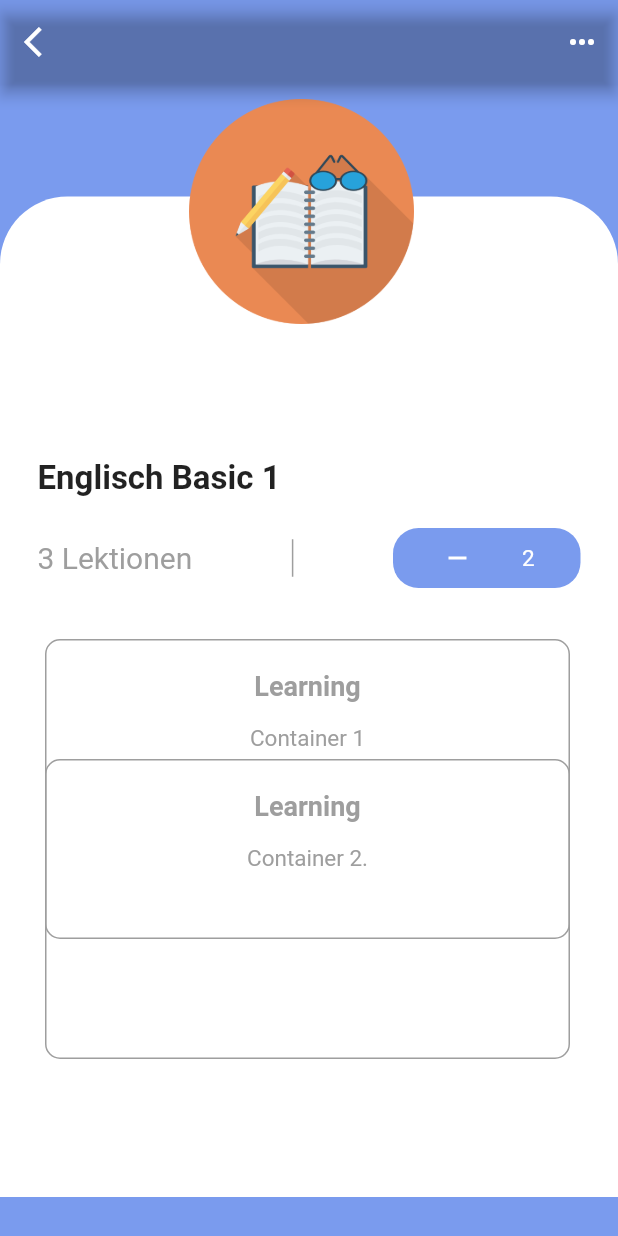
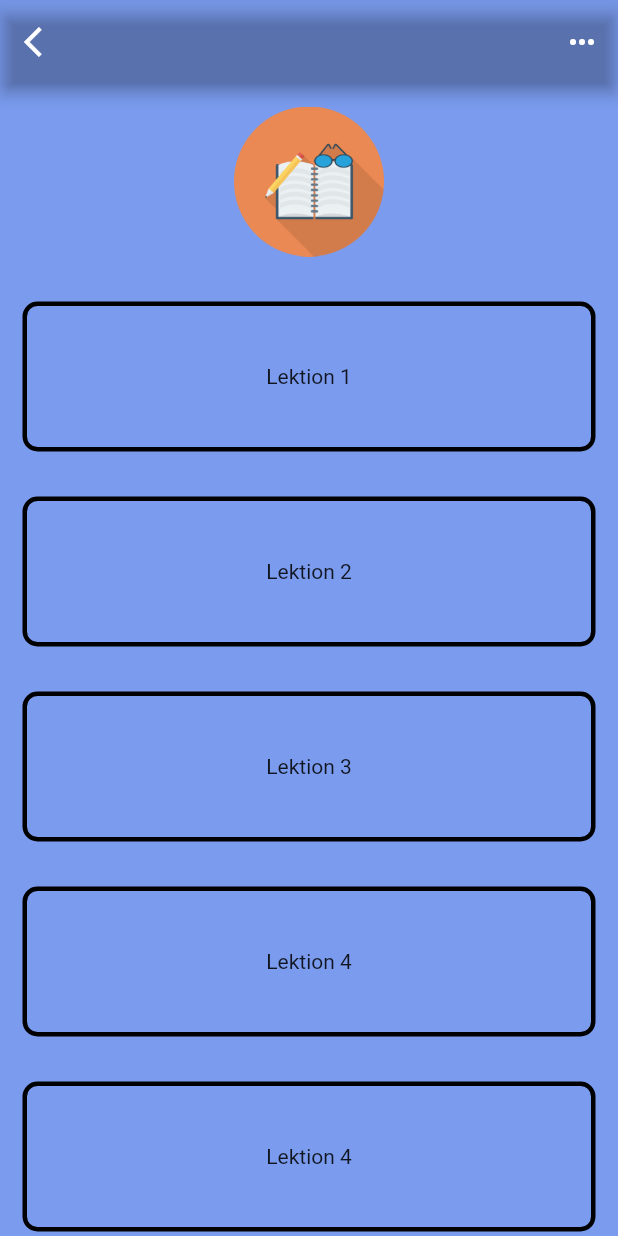
Before and after one commit to Vici912/fachbereichs_app, a Flutter app: the screen it shows after launch, after a tap on "Englisch Basic 1", on a phone screen of 412 x 824 dp. Run offline on Flutter 3.47's test engine with Material 2 defaults, Android fonts, the phone set to English and light mode, and no system bars; Roboto replaces fonts that are missing (Montserrat).

Commit message:
Unterseiten angelegt

```diff
--- a/lib/screens/detailsBasic1Screen.dart
+++ b/lib/screens/detailsBasic1Screen.dart
@@ -35,6 +35,10 @@ class _DetailsBasic1ScreenState extends State<DetailsBasic1Screen> {
           )
         ],
       ),
+
+
+
+     /*
       body: ListView(
         children: [
           Stack(
@@ -183,47 +187,6 @@ class _DetailsBasic1ScreenState extends State<DetailsBasic1Screen> {
 
 
 
-              Positioned(
-                top: 450.0,
-                left: 30.0,
-                child: Container(
-                  height: 200.0,
-                  width: 350.0,
-                  padding: EdgeInsets.all(15.0),
-                  decoration: BoxDecoration(
-                    border: Border.all(
-                        color: Colors.grey,
-                        style: BorderStyle.solid,
-                        width: 1.0),
-                    borderRadius: BorderRadius.circular(10.0),
-                  ),
-
-                  child: Column(
-                    children: <Widget>[
-                      SizedBox(width: 30.0, height: 5.0,),
-                      Text('Learning',
-                          style: TextStyle(
-                              fontFamily: 'Montserrat',
-                              color: Colors.grey,
-                              fontWeight: FontWeight.bold,
-                              fontSize: 18.0)),
-
-                      SizedBox(width: 30.0, height: 15.0,),
-                      Text('Container 2.',
-
-                          style: TextStyle(
-                              fontFamily: 'Montserrat',
-                              color:Colors.grey,
-
-                              fontSize: 15.0))
-                    ],
-
-                  ),
-                ),
-              ),
-
-
-
             ],
 
           ),
@@ -231,16 +194,111 @@ class _DetailsBasic1ScreenState extends State<DetailsBasic1Screen> {
         ],
 
       ),
-    );
+          */
+
+          body: ListView(
+            padding: const EdgeInsets.all(15),
+            children: <Widget>[
+
+          Hero(
+          tag: widget.heroTag,
+            child: Container(
+              decoration: BoxDecoration(
+                  image: DecorationImage(
+                    image: AssetImage(widget.heroTag),
+                  )
+              ),
+              height: 100.0,
+              width: 100.0,
+            ),
+          ),
 
 
+          SizedBox(height: 30.0),
+
+        Container(
+          height: 100.0,
+          width: 300.0,
+          padding: EdgeInsets.all(15.0),
+          decoration: BoxDecoration(
+            border: Border.all(
+                color: Colors.black,
+                style: BorderStyle.solid,
+                width: 3.0),
+            borderRadius: BorderRadius.circular(10.0),
+          ),
+          child: const Center(child: Text('Lektion 1')),
+        ),
+
+          SizedBox(height: 30.0),
+
+          Container(
+            height: 100.0,
+            width: 300.0,
+            padding: EdgeInsets.all(15.0),
+            decoration: BoxDecoration(
+              border: Border.all(
+                  color: Colors.black,
+                  style: BorderStyle.solid,
+                  width: 3.0),
+              borderRadius: BorderRadius.circular(10.0),
+            ),
+            child: const Center(child: Text('Lektion 2')),
+          ),
+
+          SizedBox(height: 30.0),
+
+          Container(
+            height: 100.0,
+            width: 300.0,
+            padding: EdgeInsets.all(15.0),
+            decoration: BoxDecoration(
+              border: Border.all(
+                  color: Colors.black,
+                  style: BorderStyle.solid,
+                  width: 3.0),
+              borderRadius: BorderRadius.circular(10.0),
+            ),
+            child: const Center(child: Text('Lektion 3')),
+          ),
+
+          SizedBox(height: 30.0),
+
+          Container(
+            height: 100.0,
+            width: 300.0,
+            padding: EdgeInsets.all(15.0),
+            decoration: BoxDecoration(
+              border: Border.all(
+                  color: Colors.black,
+                  style: BorderStyle.solid,
+                  width: 3.0),
+              borderRadius: BorderRadius.circular(10.0),
+            ),
+            child: const Center(child: Text('Lektion 4')),
+          ),
+
+          SizedBox(height: 30.0),
+
+          Container(
+            height: 100.0,
+            width: 300.0,
+            padding: EdgeInsets.all(15.0),
+            decoration: BoxDecoration(
+              border: Border.all(
+                  color: Colors.black,
+                  style: BorderStyle.solid,
+                  width: 3.0),
+              borderRadius: BorderRadius.circular(10.0),
+            ),
+            child: const Center(child: Text('Lektion 4')),
+          ),
+
+            ],
+          )
 
 
-
-
-
-
-
+    );
 
 
   }
```
